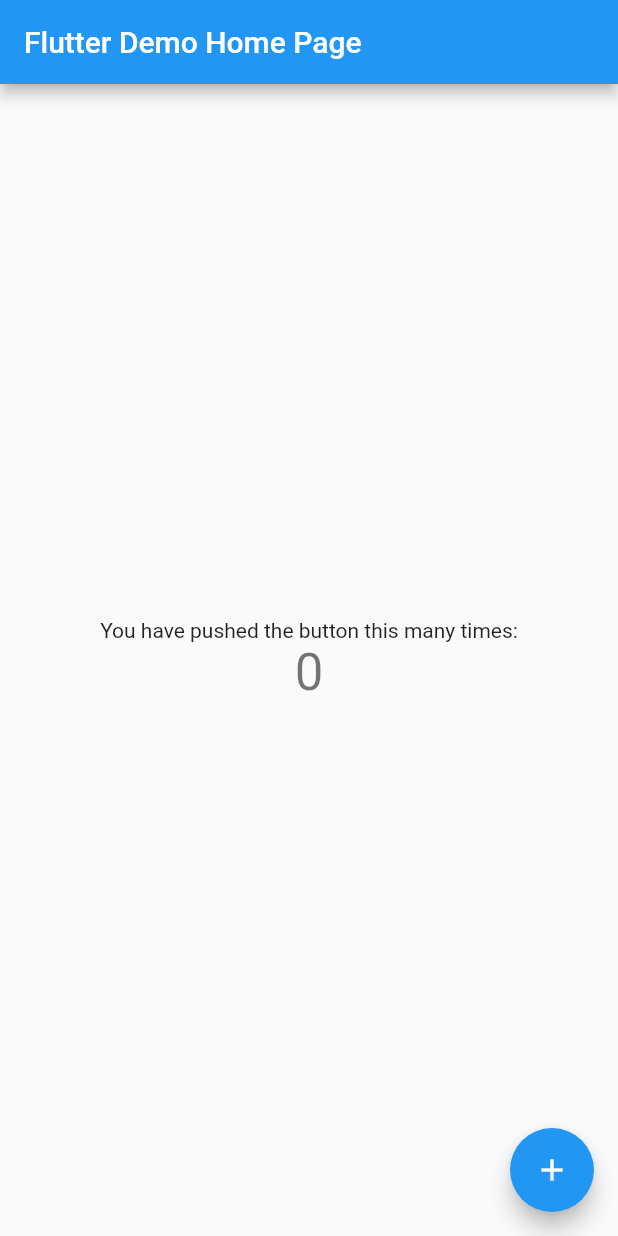
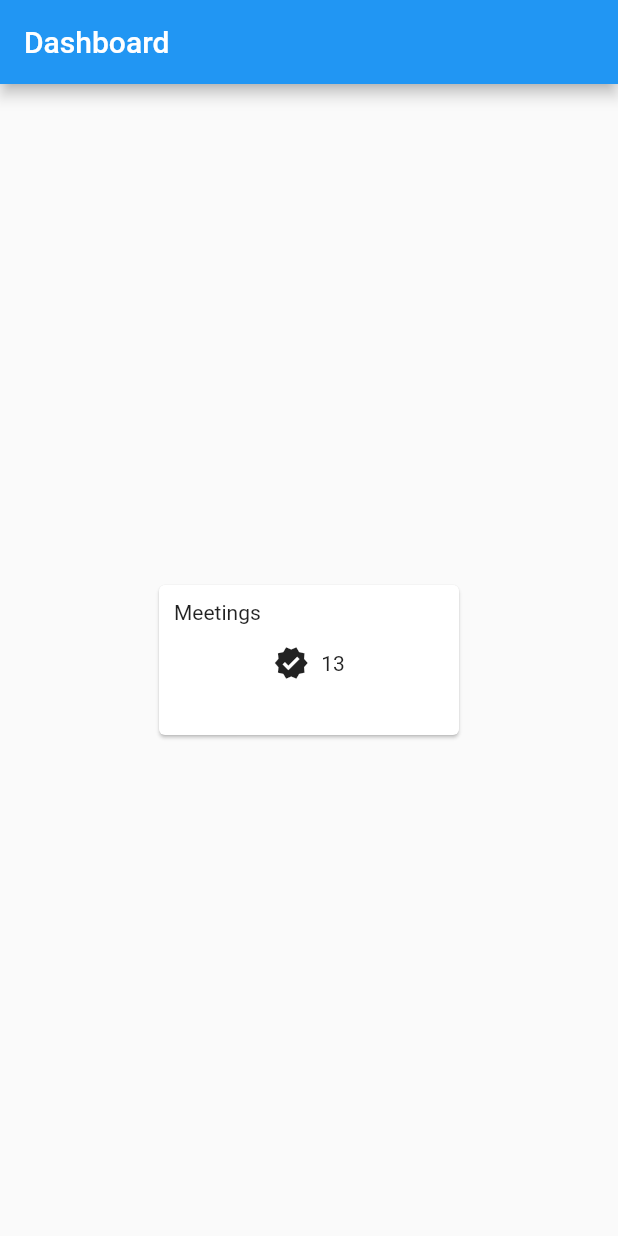
Before and after one commit to TeamNeo2021/gigandjob-web_app, a Flutter app: the screen it shows after launch, on a phone screen of 412 x 824 dp. Run offline on Flutter 3.47's test engine with Material 2 defaults, Android fonts, the phone set to English and light mode, and no system bars; our stand-ins replace bloc, flutter_bloc.

Commit message:
Primeros pasos de bloc

```diff
--- /dev/null
+++ b/gigandjob_web_app/lib/Views/dashboard.dart
@@ -0,0 +1,15 @@
+import 'package:flutter/material.dart';
+import 'package:flutter_bloc/flutter_bloc.dart';
+import 'package:gigandjob_web_app/Widgets/dashboard_card.dart';
+import 'package:gigandjob_web_app/bloc/dashboard/dashboard_bloc.dart';
+
+class Dashboard extends StatelessWidget {
+  const Dashboard({Key? key}) : super(key: key);
+
+  @override
+  Widget build(BuildContext context) {
+    return MultiBlocProvider(
+        providers: [BlocProvider(create: (_) => DashboardBloc())],
+        child: const Center(child: DashboardCard(number: 0)));
+  }
+}
--- /dev/null
+++ b/gigandjob_web_app/lib/Widgets/dashboard_card.dart
@@ -0,0 +1,57 @@
+import 'package:flutter/cupertino.dart';
+import 'package:flutter/material.dart';
+
+class LineSeparator extends StatelessWidget {
+  const LineSeparator({Key? key}) : super(key: key);
+
+  @override
+  Widget build(BuildContext context) {
+    return FractionallySizedBox(
+        widthFactor: 0.4,
+        heightFactor: 1,
+        child: Container(
+            height: 2,
+            color: Colors.blue.withOpacity(0.4),
+            margin: const EdgeInsets.symmetric(vertical: 10)));
+  }
+}
+
+class DashboardCard extends StatelessWidget {
+  final int number;
+
+  const DashboardCard({Key? key, required this.number}) : super(key: key);
+
+  @override
+  Widget build(BuildContext context) {
+    return Card(
+      child: SizedBox(
+        height: 100,
+        width: 200,
+        child: Column(
+          children: [
+            Container(
+              margin: const EdgeInsets.all(6),
+              padding: const EdgeInsets.all(4),
+              alignment: Alignment.topLeft,
+              child: const Text('Meetings'),
+            ),
+            Row(
+              mainAxisAlignment: MainAxisAlignment.center,
+              children: [
+                Container(
+                    margin:
+                        const EdgeInsets.symmetric(vertical: 4, horizontal: 4),
+                    child: const Icon(Icons.verified)),
+                Container(
+                  margin:
+                      const EdgeInsets.symmetric(vertical: 4, horizontal: 4),
+                  child: const Text('13'),
+                )
+              ],
+            )
+          ],
+        ),
+      ),
+    );
+  }
+}
--- /dev/null
+++ b/gigandjob_web_app/lib/bloc/dashboard/dashboard_bloc.dart
@@ -0,0 +1,13 @@
+import 'package:bloc/bloc.dart';
+import 'package:meta/meta.dart';
+
+part 'dashboard_event.dart';
+part 'dashboard_state.dart';
+
+class DashboardBloc extends Bloc<DashboardEvent, DashboardState> {
+  DashboardBloc() : super(DashboardState()) {
+    on<DashboardEvent>((event, emit) {
+      // TODO: implement event handler
+    });
+  }
+}
--- /dev/null
+++ b/gigandjob_web_app/lib/bloc/dashboard/dashboard_event.dart
@@ -0,0 +1,22 @@
+part of 'dashboard_bloc.dart';
+
+@immutable
+abstract class DashboardEvent {}
+
+class UpdateMeetings extends DashboardEvent {
+  final int number;
+
+  UpdateMeetings(this.number);
+}
+
+class UpdateUsers extends DashboardEvent {
+  final int number;
+
+  UpdateUsers(this.number);
+}
+
+class UpdateEmployers extends DashboardEvent {
+  final int number;
+
+  UpdateEmployers(this.number);
+}
--- /dev/null
+++ b/gigandjob_web_app/lib/bloc/dashboard/dashboard_state.dart
@@ -0,0 +1,9 @@
+part of 'dashboard_bloc.dart';
+
+class DashboardState {
+  final int meetings;
+  final int users;
+  final int employers;
+
+  DashboardState({this.meetings = 0, this.users = 0, this.employers = 0});
+}
--- a/gigandjob_web_app/lib/main.dart
+++ b/gigandjob_web_app/lib/main.dart
@@ -1,4 +1,5 @@
 import 'package:flutter/material.dart';
+import 'package:gigandjob_web_app/Views/dashboard.dart';
 
 void main() {
   runApp(const MyApp());
@@ -13,103 +14,12 @@ class MyApp extends StatelessWidget {
     return MaterialApp(
       title: 'Flutter Demo',
       theme: ThemeData(
-        // This is the theme of your application.
-        //
-        // Try running your application with "flutter run". You'll see the
-        // application has a blue toolbar. Then, without quitting the app, try
-        // changing the primarySwatch below to Colors.green and then invoke
-        // "hot reload" (press "r" in the console where you ran "flutter run",
-        // or simply save your changes to "hot reload" in a Flutter IDE).
-        // Notice that the counter didn't reset back to zero; the application
-        // is not restarted.
         primarySwatch: Colors.blue,
       ),
-      home: const MyHomePage(title: 'Flutter Demo Home Page'),
+      home: Scaffold(
+        appBar: AppBar(title: const Text('Dashboard')),
+        body: const Dashboard(),
+      ),
     );
   }
 }
-
-class MyHomePage extends StatefulWidget {
-  const MyHomePage({Key? key, required this.title}) : super(key: key);
-
-  // This widget is the home page of your application. It is stateful, meaning
-  // that it has a State object (defined below) that contains fields that affect
-  // how it looks.
-
-  // This class is the configuration for the state. It holds the values (in this
-  // case the title) provided by the parent (in this case the App widget) and
-  // used by the build method of the State. Fields in a Widget subclass are
-  // always marked "final".
-
-  final String title;
-
-  @override
-  State<MyHomePage> createState() => _MyHomePageState();
-}
-
-class _MyHomePageState extends State<MyHomePage> {
-  int _counter = 0;
-
-  void _incrementCounter() {
-    setState(() {
-      // This call to setState tells the Flutter framework that something has
-      // changed in this State, which causes it to rerun the build method below
-      // so that the display can reflect the updated values. If we changed
-      // _counter without calling setState(), then the build method would not be
-      // called again, and so nothing would appear to happen.
-      _counter++;
-    });
-  }
-
-  @override
-  Widget build(BuildContext context) {
-    // This method is rerun every time setState is called, for instance as done
-    // by the _incrementCounter method above.
-    //
-    // The Flutter framework has been optimized to make rerunning build methods
-    // fast, so that you can just rebuild anything that needs updating rather
-    // than having to individually change instances of widgets.
-    return Scaffold(
-      appBar: AppBar(
-        // Here we take the value from the MyHomePage object that was created by
-        // the App.build method, and use it to set our appbar title.
-        title: Text(widget.title),
-      ),
-      body: Center(
-        // Center is a layout widget. It takes a single child and positions it
-        // in the middle of the parent.
-        child: Column(
-          // Column is also a layout widget. It takes a list of children and
-          // arranges them vertically. By default, it sizes itself to fit its
-          // children horizontally, and tries to be as tall as its parent.
-          //
-          // Invoke "debug painting" (press "p" in the console, choose the
-          // "Toggle Debug Paint" action from the Flutter Inspector in Android
-          // Studio, or the "Toggle Debug Paint" command in Visual Studio Code)
-          // to see the wireframe for each widget.
-          //
-          // Column has various properties to control how it sizes itself and
-          // how it positions its children. Here we use mainAxisAlignment to
-          // center the children vertically; the main axis here is the vertical
-          // axis because Columns are vertical (the cross axis would be
-          // horizontal).
-          mainAxisAlignment: MainAxisAlignment.center,
-          children: <Widget>[
-            const Text(
-              'You have pushed the button this many times:',
-            ),
-            Text(
-              '$_counter',
-              style: Theme.of(context).textTheme.headline4,
-            ),
-          ],
-        ),
-      ),
-      floatingActionButton: FloatingActionButton(
-        onPressed: _incrementCounter,
-        tooltip: 'Increment',
-        child: const Icon(Icons.add),
-      ), // This trailing comma makes auto-formatting nicer for build methods.
-    );
-  }
-}
--- a/gigandjob_web_app/pubspec.yaml
+++ b/gigandjob_web_app/pubspec.yaml
@@ -29,6 +29,8 @@ environment:
 dependencies:
   flutter:
     sdk: flutter
+
+  flutter_bloc: ^8.0.1
 
 
   # The following adds the Cupertino Icons font to your application.
```
